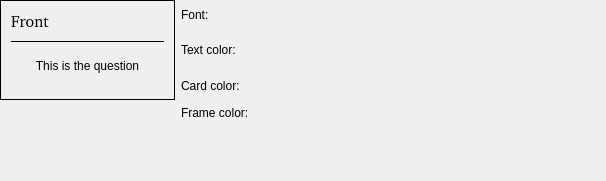
Old version of the form src/prefcardappearancebase.ui in the repository KDE/kwordquiz.
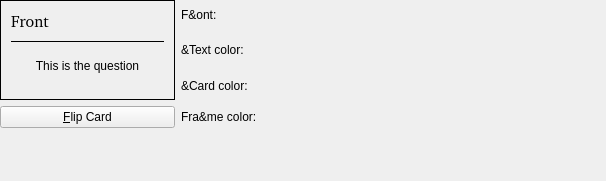
New version of the form. Custom widgets are drawn as their Qt base class.

Patch:
```diff
--- a/src/prefcardappearancebase.ui
+++ b/src/prefcardappearancebase.ui
@@ -163,13 +163,16 @@
     </widget>
    </item>
    <item row="3" column="0" >
-    <widget class="KPushButton" name="flipButton" >
+    <widget class="QPushButton" name="flipButton" >
      <property name="toolTip" >
       <string>Flip card</string>
      </property>
      <property name="whatsThis" >
       <string>Use to show the other side of the card</string>
      </property>
+     <property name="text" >
+      <string>&amp;Flip Card</string>
+     </property>
     </widget>
    </item>
    <item row="1" column="1" >
@@ -183,7 +186,7 @@
       </sizepolicy>
      </property>
      <property name="text" >
-      <string>Text color:</string>
+      <string>&amp;Text color:</string>
      </property>
     </widget>
    </item>
@@ -198,7 +201,7 @@
       </sizepolicy>
      </property>
      <property name="text" >
-      <string>Frame color:</string>
+      <string>Fra&amp;me color:</string>
      </property>
     </widget>
    </item>
@@ -213,7 +216,7 @@
       </sizepolicy>
      </property>
      <property name="text" >
-      <string>Font:</string>
+      <string>F&amp;ont:</string>
      </property>
     </widget>
    </item>
@@ -228,7 +231,7 @@
       </sizepolicy>
      </property>
      <property name="text" >
-      <string>Card color:</string>
+      <string>&amp;Card color:</string>
      </property>
     </widget>
    </item>
@@ -243,14 +246,6 @@
       </sizepolicy>
      </property>
      <widget class="QWidget" name="backStackPage" >
-      <property name="geometry" >
-       <rect>
-        <x>0</x>
-        <y>0</y>
-        <width>350</width>
-        <height>122</height>
-       </rect>
-      </property>
       <layout class="QGridLayout" >
        <property name="margin" >
         <number>0</number>
@@ -417,13 +412,6 @@
    <container>1</container>
    <pixmap></pixmap>
   </customwidget>
-  <customwidget>
-   <class>KPushButton</class>
-   <extends>QWidget</extends>
-   <header>kpushbutton.h</header>
-   <container>1</container>
-   <pixmap></pixmap>
-  </customwidget>
  </customwidgets>
  <tabstops>
   <tabstop>flipButton</tabstop>
```
Left out of the diff: 14 changed lines with no effect on the pictures.
